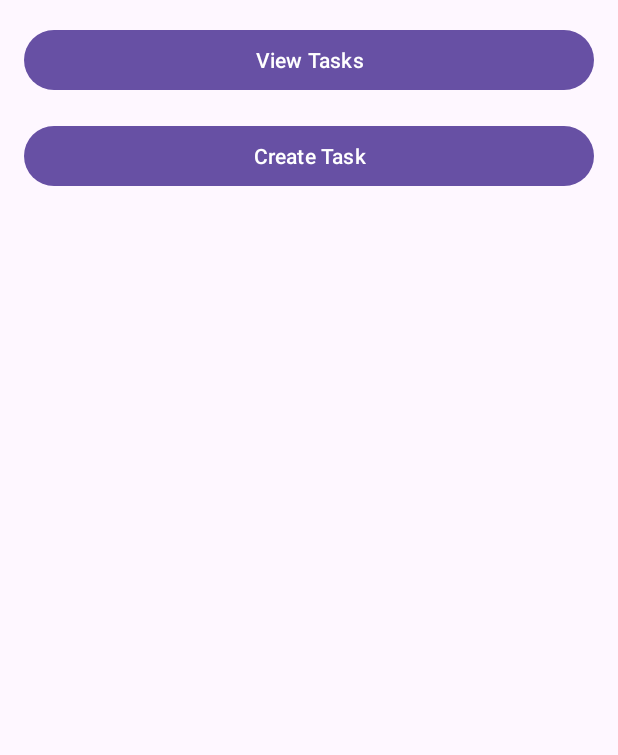
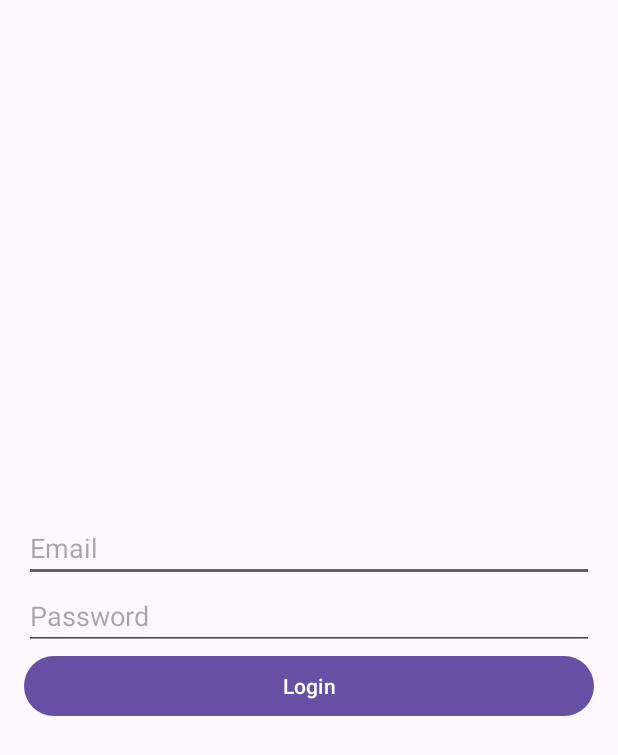
Before and after one commit to OlivianVarareanu/ProiectCMO, an Android app: the screen it shows after launch (MainActivity before the commit, LoginActivity after it), on a phone screen of 412 x 824 dp. Shown: the top 755 px of the screen. Run offline under Robolectric (Android 15) with nearby library versions, the phone set to English and light mode, and no system bars.

Commit message:
adaugare login

```diff
--- /dev/null
+++ b/app/src/main/java/com/example/myapplication/LoginActivity.java
@@ -0,0 +1,46 @@
+package com.example.myapplication;
+
+import android.content.Intent;
+import android.os.Bundle;
+import android.text.TextUtils;
+import android.widget.Button;
+import android.widget.EditText;
+import android.widget.Toast;
+import androidx.appcompat.app.AppCompatActivity;
+
+public class LoginActivity extends AppCompatActivity {
+
+    private EditText emailEditText, passwordEditText;
+    private Button loginButton;
+    private static final String CORRECT_EMAIL = "admin@yahoo.com";
+    private static final String CORRECT_PASSWORD = "admin";
+
+    @Override
+    protected void onCreate(Bundle savedInstanceState) {
+        super.onCreate(savedInstanceState);
+        setContentView(R.layout.activity_login);
+
+        emailEditText = findViewById(R.id.emailEditText);
+        passwordEditText = findViewById(R.id.passwordEditText);
+        loginButton = findViewById(R.id.loginButton);
+
+        loginButton.setOnClickListener(v -> {
+            String email = emailEditText.getText().toString().trim();
+            String password = passwordEditText.getText().toString().trim();
+
+            if (TextUtils.isEmpty(email) || TextUtils.isEmpty(password)) {
+                Toast.makeText(LoginActivity.this, "Introdu emailul si parola.", Toast.LENGTH_SHORT).show();
+            } else {
+
+                if (email.equals(CORRECT_EMAIL) && password.equals(CORRECT_PASSWORD)) {
+
+                    Intent intent = new Intent(LoginActivity.this, MainActivity.class);
+                    startActivity(intent);
+                    finish();
+                } else {
+                    Toast.makeText(LoginActivity.this, "Email sau parola incorecte.", Toast.LENGTH_SHORT).show();
+                }
+            }
+        });
+    }
+}
--- a/app/src/main/java/com/example/myapplication/ViewTaskActivity.java
+++ b/app/src/main/java/com/example/myapplication/ViewTaskActivity.java
@@ -1,4 +1,4 @@
-package com.example.myapplication;  // Your package name
+package com.example.myapplication;
 
 import android.os.Bundle;
 import androidx.appcompat.app.AppCompatActivity;
@@ -8,6 +8,6 @@ public class ViewTaskActivity extends AppCompatActivity {
     @Override
     protected void onCreate(Bundle savedInstanceState) {
         super.onCreate(savedInstanceState);
-        setContentView(R.layout.activity_view_task);  // Ensure this layout exists
+        setContentView(R.layout.activity_view_task);
     }
 }
--- /dev/null
+++ b/app/src/main/res/layout/activity_login.xml
@@ -0,0 +1,35 @@
+<?xml version="1.0" encoding="utf-8"?>
+<LinearLayout xmlns:android="http://schemas.android.com/apk/res/android"
+    android:layout_width="match_parent"
+    android:layout_height="match_parent"
+    android:orientation="vertical"
+    android:padding="16dp"
+    android:gravity="center">
+
+    <EditText
+        android:id="@+id/emailEditText"
+        android:layout_width="match_parent"
+        android:layout_height="wrap_content"
+        android:hint="Email"
+        android:inputType="textEmailAddress"
+        android:importantForAccessibility="yes"
+        android:contentDescription="Email address input field"/>
+
+    <EditText
+        android:id="@+id/passwordEditText"
+        android:layout_width="match_parent"
+        android:layout_height="wrap_content"
+        android:hint="Password"
+        android:inputType="textPassword"
+        android:importantForAccessibility="yes"
+        android:contentDescription="Password input field"/>
+
+    <Button
+        android:id="@+id/loginButton"
+        android:layout_width="match_parent"
+        android:layout_height="wrap_content"
+        android:text="Login"
+        android:importantForAccessibility="yes"
+        android:contentDescription="Login button" />
+
+</LinearLayout>
```
Also changed, not shown: app/src/main/AndroidManifest.xml (+11 -3 lines), app/src/main/java/com/example/myapplication/MainActivity.java (+9 -4 lines), app/src/main/java/com/example/myapplication/TaskManager.java (+0 -8 lines), app/src/main/java/com/example/myapplication/TaskRepository.java (added, +12 -0 lines), app/src/main/java/com/example/myapplication/TaskViewModel.java (added, +28 -0 lines), app/src/main/java/com/example/myapplication/TodoAdapter.java (+20 -26 lines), app/src/main/res/layout/activity_main.xml (+11 -0 lines).
